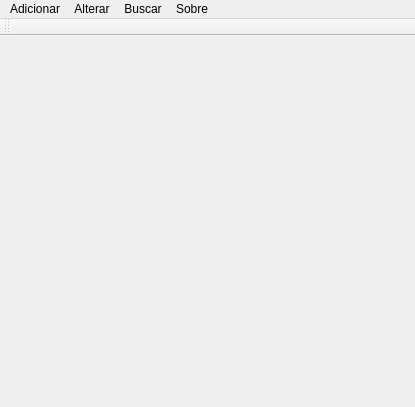
Old version of the form mainwindow.ui in the repository zsinx6/elainethegoddess.
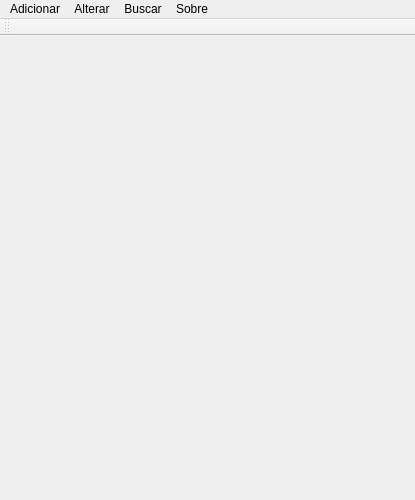
New version of the form.

What changed in the file:
```diff
--- a/mainwindow.ui
+++ b/mainwindow.ui
@@ -7,7 +7,7 @@
     <x>0</x>
     <y>0</y>
     <width>415</width>
-    <height>407</height>
+    <height>500</height>
    </rect>
   </property>
   <property name="windowTitle">
```
